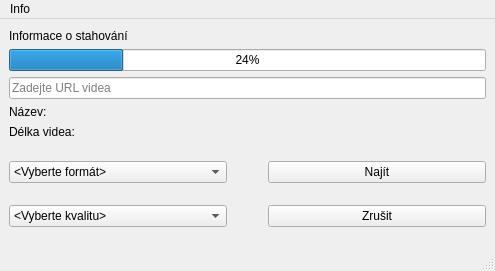
This is mainwindow.ui in RxiPland/y2mate_desktop as Qt 5 draws it before an edit. The edited form follows.
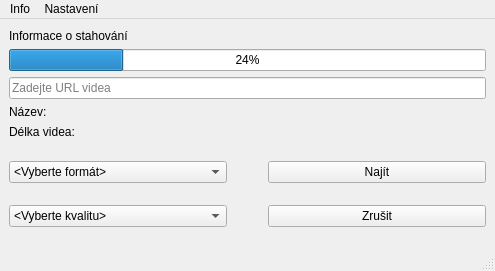
This is the edited form. Icons and pictures are not drawn.

Diff of the .ui file:
```diff
--- a/mainwindow.ui
+++ b/mainwindow.ui
@@ -229,7 +229,14 @@
     <addaction name="actiony2mate_com"/>
     <addaction name="actionzdrojovy_kod"/>
    </widget>
+   <widget class="QMenu" name="menuNastaven">
+    <property name="title">
+     <string>Nastavení</string>
+    </property>
+    <addaction name="actionHledat_n_zev_videa"/>
+   </widget>
    <addaction name="menuInfo"/>
+   <addaction name="menuNastaven"/>
   </widget>
   <widget class="QStatusBar" name="statusBar"/>
   <action name="actiony2mate_com">
```
Left out of the diff: 8 changed lines with no effect on the pictures.
